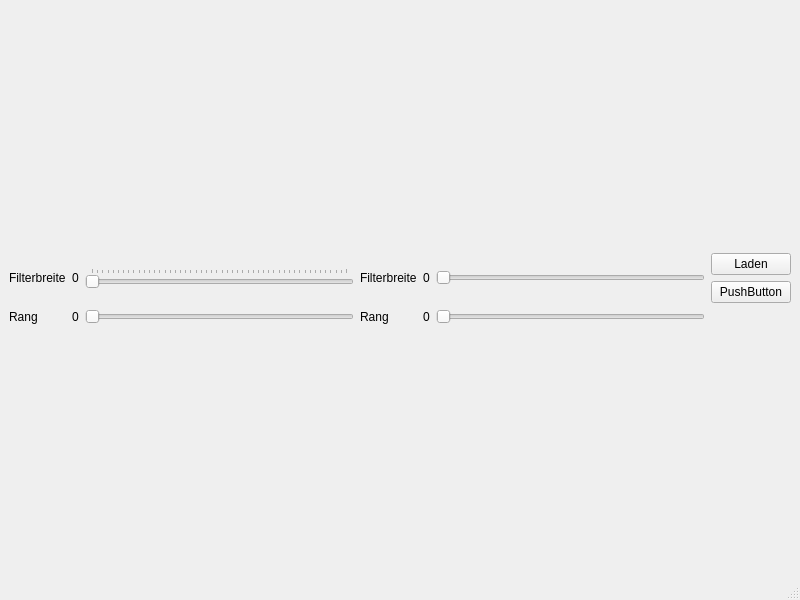
The window that q/formular.ui (Bobbbl/Spotauswertung) describes before a commit, drawn with Qt 5.
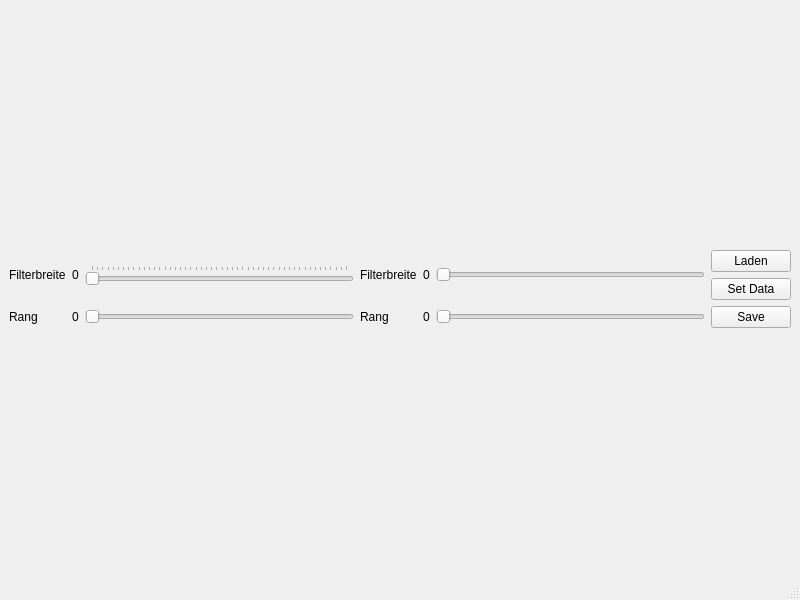
The same window after the commit.

Commit message: Add and Save Button A Add and Save Button was added.

What changed in the file:
```diff
--- a/q/formular.ui
+++ b/q/formular.ui
@@ -50,7 +50,7 @@
         <item>
          <widget class="QPushButton" name="pushButton_2">
           <property name="text">
-           <string>PushButton</string>
+           <string>Set Data</string>
           </property>
          </widget>
         </item>
@@ -177,6 +177,13 @@
         </property>
        </widget>
       </item>
+      <item row="1" column="6">
+       <widget class="QPushButton" name="savepushButton">
+        <property name="text">
+         <string>Save</string>
+        </property>
+       </widget>
+      </item>
      </layout>
     </item>
    </layout>
```
Left out of the diff: 2 changed lines with no effect on the pictures. The commit also changes 3 other files.
